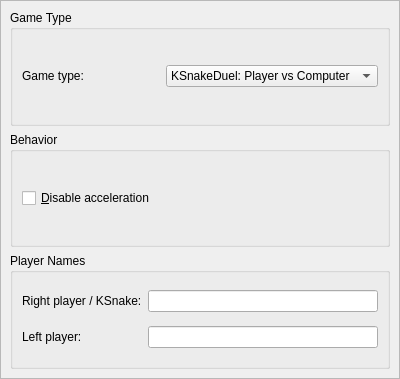
This is general.ui in KDE/ksnakeduel as Qt 5 draws it before an edit. The edited form follows.
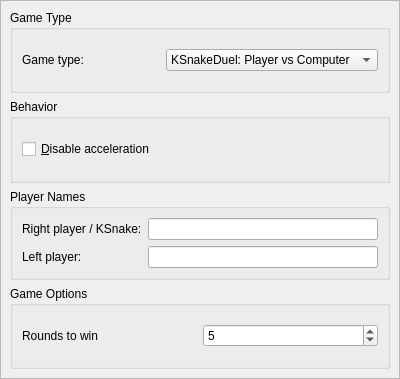
This is the edited form. Custom widgets are drawn as their Qt base class.

Commit message: Make number of rounds configurable

What changed in the file:
```diff
--- a/general.ui
+++ b/general.ui
@@ -118,6 +118,35 @@
         </layout>
        </widget>
       </item>
+      <item>
+       <widget class="QGroupBox" name="gameOptionsGroup">
+        <property name="title">
+         <string>Game Options</string>
+        </property>
+        <layout class="QGridLayout">
+         <item row="0" column="0">
+          <widget class="QLabel" name="roundsLabel">
+           <property name="text">
+            <string>Rounds to win</string>
+           </property>
+           <property name="wordWrap">
+            <bool>false</bool>
+           </property>
+          </widget>
+         </item>
+         <item row="0" column="1">
+          <widget class="QSpinBox" name="kcfg_Rounds">
+           <property name="minimum">
+            <number>2</number>
+           </property>
+           <property name="value">
+            <number>5</number>
+           </property>
+          </widget>
+         </item>
+        </layout>
+       </widget>
+      </item>
      </layout>
     </widget>
    </item>
```
The commit also changes 3 other files.
